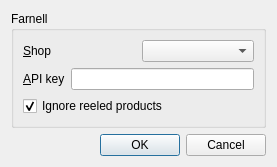
kybu/electronic-components-panel, file ui/settings.ui: the form before one commit.
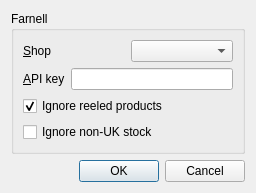
The form after the commit.

Commit message: Non UK stock can be filtered out in the settings dialog.

```diff
--- a/ui/settings.ui
+++ b/ui/settings.ui
@@ -6,8 +6,8 @@
    <rect>
     <x>0</x>
     <y>0</y>
-    <width>277</width>
-    <height>155</height>
+    <width>256</width>
+    <height>184</height>
    </rect>
   </property>
   <property name="windowTitle">
@@ -64,9 +64,29 @@
         </property>
        </widget>
       </item>
+      <item>
+       <widget class="QCheckBox" name="ignoreNonUKCB">
+        <property name="text">
+         <string>Ignore non-UK stock</string>
+        </property>
+       </widget>
+      </item>
      </layout>
     </widget>
    </item>
+   <item>
+    <spacer name="verticalSpacer">
+     <property name="orientation">
+      <enum>Qt::Vertical</enum>
+     </property>
+     <property name="sizeHint" stdset="0">
+      <size>
+       <width>20</width>
+       <height>0</height>
+      </size>
+     </property>
+    </spacer>
+   </item>
    <item>
     <layout class="QHBoxLayout" name="horizontalLayout_2">
      <item>
```
The commit also changes 4 other files.
